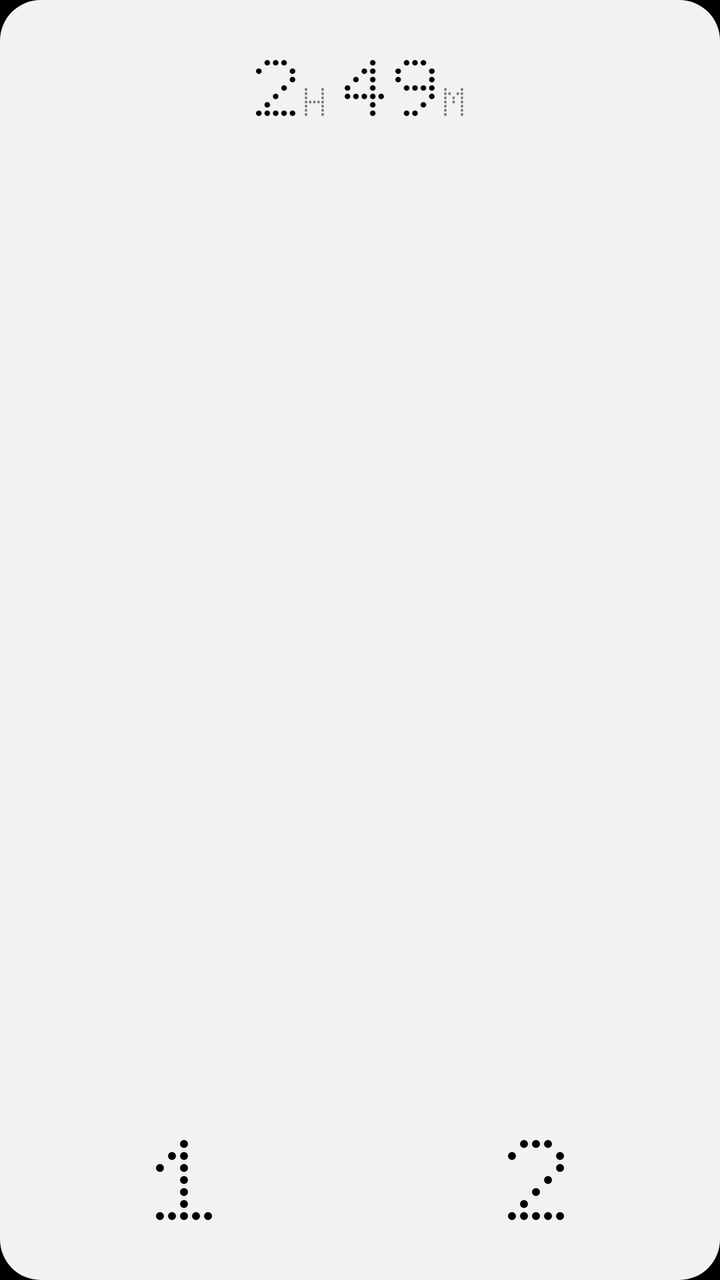
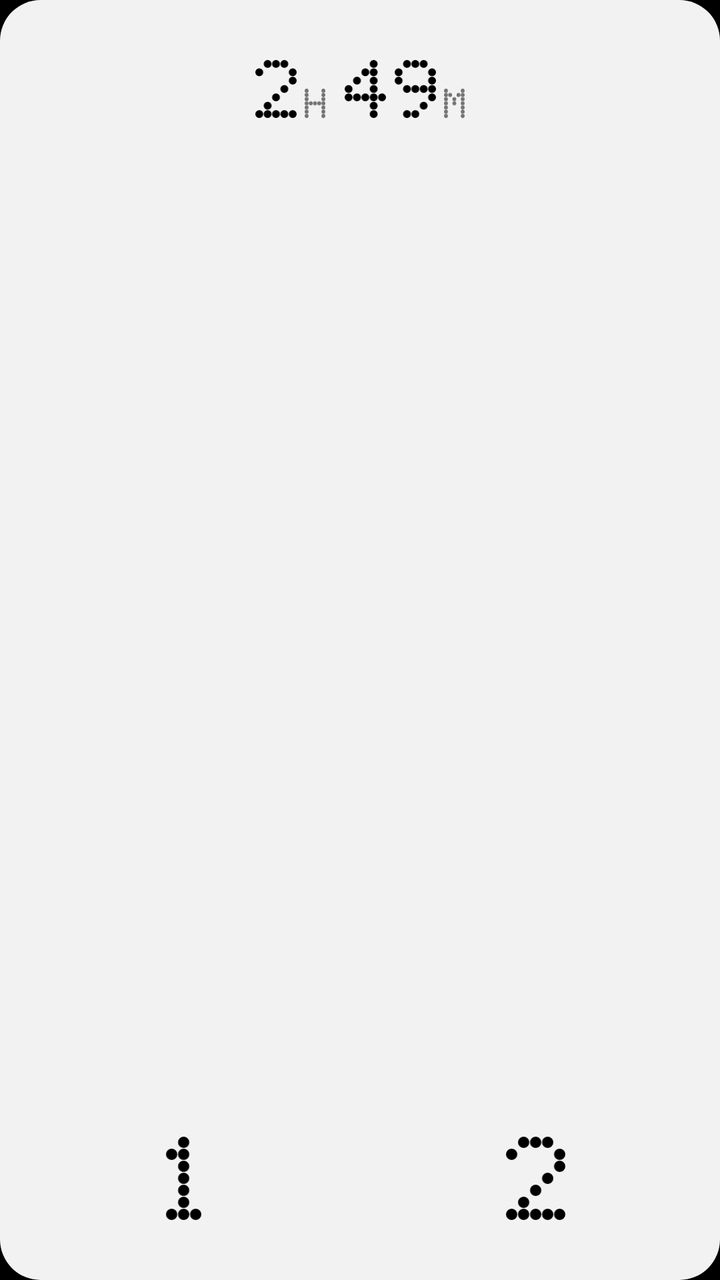

Compare the two renders of this Android layout. The source of the first and the diff that turns it into the second are given below.
<!-- AndroidManifest.xml: application theme Theme.Doppler -->
<!-- res/layout/widget_square.xml -->
<?xml version="1.0" encoding="utf-8"?>
<FrameLayout xmlns:android="http://schemas.android.com/apk/res/android"
    android:id="@android:id/background"
    android:layout_width="match_parent"
    android:layout_height="match_parent"
    android:background="@drawable/widget_bg_square">
    <LinearLayout android:id="@+id/idle" android:layout_width="match_parent" android:layout_height="match_parent"
        android:orientation="vertical" android:padding="4dp">
        <FrameLayout android:id="@+id/time" android:layout_width="match_parent" android:layout_height="0dp" android:layout_weight="1"
            android:background="@drawable/widget_press_square" android:contentDescription="Screen time">
            <LinearLayout android:id="@+id/clock" android:layout_width="wrap_content" android:layout_height="wrap_content"
                android:layout_gravity="top|center_horizontal" android:layout_marginTop="26dp"
                android:orientation="horizontal" android:baselineAligned="false" android:importantForAccessibility="no">
                <LinearLayout android:id="@+id/hours" android:layout_width="wrap_content" android:layout_height="wrap_content"
                    android:orientation="horizontal" android:baselineAligned="false">
                    <ImageView android:id="@+id/h1" android:layout_width="19.57dp" android:layout_height="27.97dp" android:visibility="gone"
                        android:layout_marginEnd="5.63dp" android:src="@drawable/dots_1" android:tint="@color/widget_fg" />
                    <ImageView android:id="@+id/h2" android:layout_width="19.57dp" android:layout_height="27.97dp"
                        android:src="@drawable/dots_2" android:tint="@color/widget_fg" />
                    <ImageView android:id="@+id/hletter" android:layout_width="9.79dp" android:layout_height="13.99dp" android:layout_gravity="bottom"
                        android:layout_marginStart="4.83dp" android:layout_marginEnd="10.4dp"
                        android:src="@drawable/dots_h" android:tint="@color/widget_dim" />
                </LinearLayout>
                <ImageView android:id="@+id/m1" android:layout_width="19.57dp" android:layout_height="27.97dp"
                    android:layout_marginEnd="5.63dp" android:src="@drawable/dots_4" android:tint="@color/widget_fg" />
                <ImageView android:id="@+id/m2" android:layout_width="19.57dp" android:layout_height="27.97dp"
                    android:src="@drawable/dots_9" android:tint="@color/widget_fg" />
                <ImageView android:id="@+id/mletter" android:layout_width="9.79dp" android:layout_height="13.99dp" android:layout_gravity="bottom"
                    android:layout_marginStart="4.83dp" android:src="@drawable/dots_m" android:tint="@color/widget_dim" />
            </LinearLayout>
        </FrameLayout>
        <LinearLayout android:layout_width="match_parent" android:layout_height="0dp" android:layout_weight="1"
            android:orientation="horizontal">
            <FrameLayout android:id="@+id/slot1" android:layout_width="0dp" android:layout_height="match_parent" android:layout_weight="1"
                android:background="@drawable/widget_press_square" android:contentDescription="Play 1">
                <ImageView android:layout_width="27.96dp" android:layout_height="39.96dp" android:layout_gravity="bottom|center_horizontal" android:layout_marginBottom="26dp"
                    android:src="@drawable/dots_1" android:tint="@color/widget_fg" android:importantForAccessibility="no" />
            </FrameLayout>
            <FrameLayout android:id="@+id/slot2" android:layout_width="0dp" android:layout_height="match_parent" android:layout_weight="1"
                android:background="@drawable/widget_press_square" android:contentDescription="Play 2">
                <ImageView android:layout_width="27.96dp" android:layout_height="39.96dp" android:layout_gravity="bottom|center_horizontal" android:layout_marginBottom="26dp"
                    android:src="@drawable/dots_2" android:tint="@color/widget_fg" android:importantForAccessibility="no" />
            </FrameLayout>
        </LinearLayout>
    </LinearLayout>
    <FrameLayout android:id="@+id/live" android:layout_width="match_parent" android:layout_height="match_parent" android:visibility="gone">
        
        <LinearLayout android:layout_width="match_parent" android:layout_height="match_parent" android:orientation="vertical"
            android:paddingStart="14dp" android:paddingTop="14dp" android:paddingEnd="14dp" android:paddingBottom="10dp">
            <ImageView android:id="@+id/cover" android:layout_width="84dp" android:layout_height="84dp"
                android:scaleType="centerCrop" android:src="@drawable/widget_cover" android:importantForAccessibility="no" />
            <TextView android:id="@+id/title" android:layout_width="match_parent" android:layout_height="0dp" android:layout_weight="1"
                android:layout_marginTop="8dp" android:gravity="bottom|start"
                android:textSize="19sp" android:textColor="@color/widget_fg"
                android:maxLines="5" android:ellipsize="end" android:lineSpacingMultiplier="0.95" android:includeFontPadding="false"
                android:autoSizeTextType="uniform" android:autoSizeMinTextSize="10sp" android:autoSizeMaxTextSize="19sp"
                android:autoSizeStepGranularity="1sp" />
            <TextView android:id="@+id/artist" android:layout_width="match_parent" android:layout_height="19dp"
                android:layout_marginTop="2dp" android:gravity="top|start"
                android:textSize="13sp" android:textColor="@color/widget_dim"
                android:maxLines="1" android:ellipsize="end" android:includeFontPadding="false"
                android:autoSizeTextType="uniform" android:autoSizeMinTextSize="10sp" android:autoSizeMaxTextSize="13sp"
                android:autoSizeStepGranularity="0.5sp" />
        </LinearLayout>
        <LinearLayout android:layout_width="match_parent" android:layout_height="match_parent" android:orientation="horizontal"
            android:padding="4dp">
            <FrameLayout android:id="@+id/prev" android:layout_width="0dp" android:layout_height="match_parent" android:layout_weight="3"
                android:background="@drawable/widget_press_square" android:contentDescription="Back" />
            <FrameLayout android:id="@+id/pause" android:layout_width="0dp" android:layout_height="match_parent" android:layout_weight="4"
                android:background="@drawable/widget_press_square" android:contentDescription="Pause" />
            <FrameLayout android:id="@+id/next" android:layout_width="0dp" android:layout_height="match_parent" android:layout_weight="3"
                android:background="@drawable/widget_press_square" android:contentDescription="Skip" />
        </LinearLayout>
        <FrameLayout android:id="@+id/open" android:layout_width="44dp" android:layout_height="44dp" android:layout_gravity="top|end"
            android:layout_margin="4dp" android:background="@drawable/widget_press_square" android:contentDescription="Open playlist">
            <ImageView android:id="@+id/lit" android:layout_width="10.25dp" android:layout_height="14.65dp" android:layout_gravity="top|end"
                android:layout_marginTop="10dp" android:layout_marginEnd="10dp"
                android:src="@drawable/dots_1" android:tint="@color/nothing_red" android:importantForAccessibility="no" />
        </FrameLayout>
    </FrameLayout>
</FrameLayout>
<!-- resources referenced by this layout -->
<resources>
  <!-- drawable dots_1 (drawable) -->
  <?xml version="1.0" encoding="utf-8"?>
  <vector xmlns:android="http://schemas.android.com/apk/res/android"
      android:width="23.30dp" android:height="33.30dp"
      android:viewportWidth="46.60" android:viewportHeight="66.60">
      <path android:fillColor="#FFFFFFFF" android:pathData="M20.00,3.30a3.30,3.30 0 1,0 6.60,0a3.30,3.30 0 1,0 -6.60,0M10.00,13.30a3.30,3.30 0 1,0 6.60,0a3.30,3.30 0 1,0 -6.60,0M20.00,13.30a3.30,3.30 0 1,0 6.60,0a3.30,3.30 0 1,0 -6.60,0M0.00,23.30a3.30,3.30 0 1,0 6.60,0a3.30,3.30 0 1,0 -6.60,0M20.00,23.30a3.30,3.30 0 1,0 6.60,0a3.30,3.30 0 1,0 -6.60,0M20.00,33.30a3.30,3.30 0 1,0 6.60,0a3.30,3.30 0 1,0 -6.60,0M20.00,43.30a3.30,3.30 0 1,0 6.60,0a3.30,3.30 0 1,0 -6.60,0M20.00,53.30a3.30,3.30 0 1,0 6.60,0a3.30,3.30 0 1,0 -6.60,0M0.00,63.30a3.30,3.30 0 1,0 6.60,0a3.30,3.30 0 1,0 -6.60,0M10.00,63.30a3.30,3.30 0 1,0 6.60,0a3.30,3.30 0 1,0 -6.60,0M20.00,63.30a3.30,3.30 0 1,0 6.60,0a3.30,3.30 0 1,0 -6.60,0M30.00,63.30a3.30,3.30 0 1,0 6.60,0a3.30,3.30 0 1,0 -6.60,0M40.00,63.30a3.30,3.30 0 1,0 6.60,0a3.30,3.30 0 1,0 -6.60,0" />
  </vector>
  <!-- drawable dots_2 (drawable) -->
  <?xml version="1.0" encoding="utf-8"?>
  <vector xmlns:android="http://schemas.android.com/apk/res/android"
      android:width="23.30dp" android:height="33.30dp"
      android:viewportWidth="46.60" android:viewportHeight="66.60">
      <path android:fillColor="#FFFFFFFF" android:pathData="M10.00,3.30a3.30,3.30 0 1,0 6.60,0a3.30,3.30 0 1,0 -6.60,0M20.00,3.30a3.30,3.30 0 1,0 6.60,0a3.30,3.30 0 1,0 -6.60,0M30.00,3.30a3.30,3.30 0 1,0 6.60,0a3.30,3.30 0 1,0 -6.60,0M0.00,13.30a3.30,3.30 0 1,0 6.60,0a3.30,3.30 0 1,0 -6.60,0M40.00,13.30a3.30,3.30 0 1,0 6.60,0a3.30,3.30 0 1,0 -6.60,0M40.00,23.30a3.30,3.30 0 1,0 6.60,0a3.30,3.30 0 1,0 -6.60,0M30.00,33.30a3.30,3.30 0 1,0 6.60,0a3.30,3.30 0 1,0 -6.60,0M20.00,43.30a3.30,3.30 0 1,0 6.60,0a3.30,3.30 0 1,0 -6.60,0M10.00,53.30a3.30,3.30 0 1,0 6.60,0a3.30,3.30 0 1,0 -6.60,0M0.00,63.30a3.30,3.30 0 1,0 6.60,0a3.30,3.30 0 1,0 -6.60,0M10.00,63.30a3.30,3.30 0 1,0 6.60,0a3.30,3.30 0 1,0 -6.60,0M20.00,63.30a3.30,3.30 0 1,0 6.60,0a3.30,3.30 0 1,0 -6.60,0M30.00,63.30a3.30,3.30 0 1,0 6.60,0a3.30,3.30 0 1,0 -6.60,0M40.00,63.30a3.30,3.30 0 1,0 6.60,0a3.30,3.30 0 1,0 -6.60,0" />
  </vector>
  <!-- drawable dots_4 (drawable) -->
  <?xml version="1.0" encoding="utf-8"?>
  <vector xmlns:android="http://schemas.android.com/apk/res/android"
      android:width="23.30dp" android:height="33.30dp"
      android:viewportWidth="46.60" android:viewportHeight="66.60">
      <path android:fillColor="#FFFFFFFF" android:pathData="M30.00,3.30a3.30,3.30 0 1,0 6.60,0a3.30,3.30 0 1,0 -6.60,0M20.00,13.30a3.30,3.30 0 1,0 6.60,0a3.30,3.30 0 1,0 -6.60,0M30.00,13.30a3.30,3.30 0 1,0 6.60,0a3.30,3.30 0 1,0 -6.60,0M10.00,23.30a3.30,3.30 0 1,0 6.60,0a3.30,3.30 0 1,0 -6.60,0M30.00,23.30a3.30,3.30 0 1,0 6.60,0a3.30,3.30 0 1,0 -6.60,0M0.00,33.30a3.30,3.30 0 1,0 6.60,0a3.30,3.30 0 1,0 -6.60,0M30.00,33.30a3.30,3.30 0 1,0 6.60,0a3.30,3.30 0 1,0 -6.60,0M0.00,43.30a3.30,3.30 0 1,0 6.60,0a3.30,3.30 0 1,0 -6.60,0M10.00,43.30a3.30,3.30 0 1,0 6.60,0a3.30,3.30 0 1,0 -6.60,0M20.00,43.30a3.30,3.30 0 1,0 6.60,0a3.30,3.30 0 1,0 -6.60,0M30.00,43.30a3.30,3.30 0 1,0 6.60,0a3.30,3.30 0 1,0 -6.60,0M40.00,43.30a3.30,3.30 0 1,0 6.60,0a3.30,3.30 0 1,0 -6.60,0M30.00,53.30a3.30,3.30 0 1,0 6.60,0a3.30,3.30 0 1,0 -6.60,0M30.00,63.30a3.30,3.30 0 1,0 6.60,0a3.30,3.30 0 1,0 -6.60,0" />
  </vector>
  <!-- drawable dots_9 (drawable) -->
  <?xml version="1.0" encoding="utf-8"?>
  <vector xmlns:android="http://schemas.android.com/apk/res/android"
      android:width="23.30dp" android:height="33.30dp"
      android:viewportWidth="46.60" android:viewportHeight="66.60">
      <path android:fillColor="#FFFFFFFF" android:pathData="M10.00,3.30a3.30,3.30 0 1,0 6.60,0a3.30,3.30 0 1,0 -6.60,0M20.00,3.30a3.30,3.30 0 1,0 6.60,0a3.30,3.30 0 1,0 -6.60,0M30.00,3.30a3.30,3.30 0 1,0 6.60,0a3.30,3.30 0 1,0 -6.60,0M0.00,13.30a3.30,3.30 0 1,0 6.60,0a3.30,3.30 0 1,0 -6.60,0M40.00,13.30a3.30,3.30 0 1,0 6.60,0a3.30,3.30 0 1,0 -6.60,0M0.00,23.30a3.30,3.30 0 1,0 6.60,0a3.30,3.30 0 1,0 -6.60,0M40.00,23.30a3.30,3.30 0 1,0 6.60,0a3.30,3.30 0 1,0 -6.60,0M10.00,33.30a3.30,3.30 0 1,0 6.60,0a3.30,3.30 0 1,0 -6.60,0M20.00,33.30a3.30,3.30 0 1,0 6.60,0a3.30,3.30 0 1,0 -6.60,0M30.00,33.30a3.30,3.30 0 1,0 6.60,0a3.30,3.30 0 1,0 -6.60,0M40.00,33.30a3.30,3.30 0 1,0 6.60,0a3.30,3.30 0 1,0 -6.60,0M40.00,43.30a3.30,3.30 0 1,0 6.60,0a3.30,3.30 0 1,0 -6.60,0M30.00,53.30a3.30,3.30 0 1,0 6.60,0a3.30,3.30 0 1,0 -6.60,0M10.00,63.30a3.30,3.30 0 1,0 6.60,0a3.30,3.30 0 1,0 -6.60,0M20.00,63.30a3.30,3.30 0 1,0 6.60,0a3.30,3.30 0 1,0 -6.60,0" />
  </vector>
  <!-- drawable dots_h (drawable) -->
  <?xml version="1.0" encoding="utf-8"?>
  <vector xmlns:android="http://schemas.android.com/apk/res/android"
      android:width="23.30dp" android:height="33.30dp"
      android:viewportWidth="46.60" android:viewportHeight="66.60">
      <path android:fillColor="#FFFFFFFF" android:pathData="M0.00,3.30a3.30,3.30 0 1,0 6.60,0a3.30,3.30 0 1,0 -6.60,0M40.00,3.30a3.30,3.30 0 1,0 6.60,0a3.30,3.30 0 1,0 -6.60,0M0.00,13.30a3.30,3.30 0 1,0 6.60,0a3.30,3.30 0 1,0 -6.60,0M40.00,13.30a3.30,3.30 0 1,0 6.60,0a3.30,3.30 0 1,0 -6.60,0M0.00,23.30a3.30,3.30 0 1,0 6.60,0a3.30,3.30 0 1,0 -6.60,0M40.00,23.30a3.30,3.30 0 1,0 6.60,0a3.30,3.30 0 1,0 -6.60,0M0.00,33.30a3.30,3.30 0 1,0 6.60,0a3.30,3.30 0 1,0 -6.60,0M10.00,33.30a3.30,3.30 0 1,0 6.60,0a3.30,3.30 0 1,0 -6.60,0M20.00,33.30a3.30,3.30 0 1,0 6.60,0a3.30,3.30 0 1,0 -6.60,0M30.00,33.30a3.30,3.30 0 1,0 6.60,0a3.30,3.30 0 1,0 -6.60,0M40.00,33.30a3.30,3.30 0 1,0 6.60,0a3.30,3.30 0 1,0 -6.60,0M0.00,43.30a3.30,3.30 0 1,0 6.60,0a3.30,3.30 0 1,0 -6.60,0M40.00,43.30a3.30,3.30 0 1,0 6.60,0a3.30,3.30 0 1,0 -6.60,0M0.00,53.30a3.30,3.30 0 1,0 6.60,0a3.30,3.30 0 1,0 -6.60,0M40.00,53.30a3.30,3.30 0 1,0 6.60,0a3.30,3.30 0 1,0 -6.60,0M0.00,63.30a3.30,3.30 0 1,0 6.60,0a3.30,3.30 0 1,0 -6.60,0M40.00,63.30a3.30,3.30 0 1,0 6.60,0a3.30,3.30 0 1,0 -6.60,0" />
  </vector>
  <!-- drawable dots_m (drawable) -->
  <?xml version="1.0" encoding="utf-8"?>
  <vector xmlns:android="http://schemas.android.com/apk/res/android"
      android:width="23.30dp" android:height="33.30dp"
      android:viewportWidth="46.60" android:viewportHeight="66.60">
      <path android:fillColor="#FFFFFFFF" android:pathData="M0.00,3.30a3.30,3.30 0 1,0 6.60,0a3.30,3.30 0 1,0 -6.60,0M40.00,3.30a3.30,3.30 0 1,0 6.60,0a3.30,3.30 0 1,0 -6.60,0M0.00,13.30a3.30,3.30 0 1,0 6.60,0a3.30,3.30 0 1,0 -6.60,0M10.00,13.30a3.30,3.30 0 1,0 6.60,0a3.30,3.30 0 1,0 -6.60,0M30.00,13.30a3.30,3.30 0 1,0 6.60,0a3.30,3.30 0 1,0 -6.60,0M40.00,13.30a3.30,3.30 0 1,0 6.60,0a3.30,3.30 0 1,0 -6.60,0M0.00,23.30a3.30,3.30 0 1,0 6.60,0a3.30,3.30 0 1,0 -6.60,0M20.00,23.30a3.30,3.30 0 1,0 6.60,0a3.30,3.30 0 1,0 -6.60,0M40.00,23.30a3.30,3.30 0 1,0 6.60,0a3.30,3.30 0 1,0 -6.60,0M0.00,33.30a3.30,3.30 0 1,0 6.60,0a3.30,3.30 0 1,0 -6.60,0M20.00,33.30a3.30,3.30 0 1,0 6.60,0a3.30,3.30 0 1,0 -6.60,0M40.00,33.30a3.30,3.30 0 1,0 6.60,0a3.30,3.30 0 1,0 -6.60,0M0.00,43.30a3.30,3.30 0 1,0 6.60,0a3.30,3.30 0 1,0 -6.60,0M40.00,43.30a3.30,3.30 0 1,0 6.60,0a3.30,3.30 0 1,0 -6.60,0M0.00,53.30a3.30,3.30 0 1,0 6.60,0a3.30,3.30 0 1,0 -6.60,0M40.00,53.30a3.30,3.30 0 1,0 6.60,0a3.30,3.30 0 1,0 -6.60,0M0.00,63.30a3.30,3.30 0 1,0 6.60,0a3.30,3.30 0 1,0 -6.60,0M40.00,63.30a3.30,3.30 0 1,0 6.60,0a3.30,3.30 0 1,0 -6.60,0" />
  </vector>
  <!-- unchanged entries left out for length: 10 -->
</resources>

<!-- the commit's change to res/layout/widget_square.xml (unified diff, before → after) -->
@@ -13,32 +13,32 @@
                 android:orientation="horizontal" android:baselineAligned="false" android:importantForAccessibility="no">
                 <LinearLayout android:id="@+id/hours" android:layout_width="wrap_content" android:layout_height="wrap_content"
                     android:orientation="horizontal" android:baselineAligned="false">
-                    <ImageView android:id="@+id/h1" android:layout_width="19.57dp" android:layout_height="27.97dp" android:visibility="gone"
-                        android:layout_marginEnd="5.63dp" android:src="@drawable/dots_1" android:tint="@color/widget_fg" />
-                    <ImageView android:id="@+id/h2" android:layout_width="19.57dp" android:layout_height="27.97dp"
+                    <ImageView android:id="@+id/h1" android:layout_width="20.75dp" android:layout_height="29.15dp" android:visibility="gone"
+                        android:layout_marginEnd="4.45dp" android:src="@drawable/dots_1" android:tint="@color/widget_fg" />
+                    <ImageView android:id="@+id/h2" android:layout_width="20.75dp" android:layout_height="29.15dp"
                         android:src="@drawable/dots_2" android:tint="@color/widget_fg" />
-                    <ImageView android:id="@+id/hletter" android:layout_width="9.79dp" android:layout_height="13.99dp" android:layout_gravity="bottom"
-                        android:layout_marginStart="4.83dp" android:layout_marginEnd="10.4dp"
+                    <ImageView android:id="@+id/hletter" android:layout_width="10.37dp" android:layout_height="14.57dp" android:layout_gravity="bottom"
+                        android:layout_marginStart="3.95dp" android:layout_marginEnd="9.52dp"
                         android:src="@drawable/dots_h" android:tint="@color/widget_dim" />
                 </LinearLayout>
-                <ImageView android:id="@+id/m1" android:layout_width="19.57dp" android:layout_height="27.97dp"
-                    android:layout_marginEnd="5.63dp" android:src="@drawable/dots_4" android:tint="@color/widget_fg" />
-                <ImageView android:id="@+id/m2" android:layout_width="19.57dp" android:layout_height="27.97dp"
+                <ImageView android:id="@+id/m1" android:layout_width="20.75dp" android:layout_height="29.15dp"
+                    android:layout_marginEnd="4.45dp" android:src="@drawable/dots_4" android:tint="@color/widget_fg" />
+                <ImageView android:id="@+id/m2" android:layout_width="20.75dp" android:layout_height="29.15dp"
                     android:src="@drawable/dots_9" android:tint="@color/widget_fg" />
-                <ImageView android:id="@+id/mletter" android:layout_width="9.79dp" android:layout_height="13.99dp" android:layout_gravity="bottom"
-                    android:layout_marginStart="4.83dp" android:src="@drawable/dots_m" android:tint="@color/widget_dim" />
+                <ImageView android:id="@+id/mletter" android:layout_width="10.37dp" android:layout_height="14.57dp" android:layout_gravity="bottom"
+                    android:layout_marginStart="3.95dp" android:src="@drawable/dots_m" android:tint="@color/widget_dim" />
             </LinearLayout>
         </FrameLayout>
         <LinearLayout android:layout_width="match_parent" android:layout_height="0dp" android:layout_weight="1"
             android:orientation="horizontal">
             <FrameLayout android:id="@+id/slot1" android:layout_width="0dp" android:layout_height="match_parent" android:layout_weight="1"
                 android:background="@drawable/widget_press_square" android:contentDescription="Play 1">
-                <ImageView android:layout_width="27.96dp" android:layout_height="39.96dp" android:layout_gravity="bottom|center_horizontal" android:layout_marginBottom="26dp"
+                <ImageView android:layout_width="29.64dp" android:layout_height="41.64dp" android:layout_gravity="bottom|center_horizontal" android:layout_marginBottom="26dp"
                     android:src="@drawable/dots_1" android:tint="@color/widget_fg" android:importantForAccessibility="no" />
             </FrameLayout>
             <FrameLayout android:id="@+id/slot2" android:layout_width="0dp" android:layout_height="match_parent" android:layout_weight="1"
                 android:background="@drawable/widget_press_square" android:contentDescription="Play 2">
-                <ImageView android:layout_width="27.96dp" android:layout_height="39.96dp" android:layout_gravity="bottom|center_horizontal" android:layout_marginBottom="26dp"
+                <ImageView android:layout_width="29.64dp" android:layout_height="41.64dp" android:layout_gravity="bottom|center_horizontal" android:layout_marginBottom="26dp"
                     android:src="@drawable/dots_2" android:tint="@color/widget_fg" android:importantForAccessibility="no" />
             </FrameLayout>
         </LinearLayout>
@@ -73,7 +73,7 @@
         </LinearLayout>
         <FrameLayout android:id="@+id/open" android:layout_width="44dp" android:layout_height="44dp" android:layout_gravity="top|end"
             android:layout_margin="4dp" android:background="@drawable/widget_press_square" android:contentDescription="Open playlist">
-            <ImageView android:id="@+id/lit" android:layout_width="10.25dp" android:layout_height="14.65dp" android:layout_gravity="top|end"
+            <ImageView android:id="@+id/lit" android:layout_width="10.87dp" android:layout_height="15.27dp" android:layout_gravity="top|end"
                 android:layout_marginTop="10dp" android:layout_marginEnd="10dp"
                 android:src="@drawable/dots_1" android:tint="@color/nothing_red" android:importantForAccessibility="no" />
         </FrameLayout>
<!-- resource entries referenced after the edit -->
@@ -3,44 +3,44 @@
   <!-- drawable dots_1 (drawable) -->
   <?xml version="1.0" encoding="utf-8"?>
   <vector xmlns:android="http://schemas.android.com/apk/res/android"
-      android:width="23.30dp" android:height="33.30dp"
-      android:viewportWidth="46.60" android:viewportHeight="66.60">
-      <path android:fillColor="#FFFFFFFF" android:pathData="M20.00,3.30a3.30,3.30 0 1,0 6.60,0a3.30,3.30 0 1,0 -6.60,0M10.00,13.30a3.30,3.30 0 1,0 6.60,0a3.30,3.30 0 1,0 -6.60,0M20.00,13.30a3.30,3.30 0 1,0 6.60,0a3.30,3.30 0 1,0 -6.60,0M0.00,23.30a3.30,3.30 0 1,0 6.60,0a3.30,3.30 0 1,0 -6.60,0M20.00,23.30a3.30,3.30 0 1,0 6.60,0a3.30,3.30 0 1,0 -6.60,0M20.00,33.30a3.30,3.30 0 1,0 6.60,0a3.30,3.30 0 1,0 -6.60,0M20.00,43.30a3.30,3.30 0 1,0 6.60,0a3.30,3.30 0 1,0 -6.60,0M20.00,53.30a3.30,3.30 0 1,0 6.60,0a3.30,3.30 0 1,0 -6.60,0M0.00,63.30a3.30,3.30 0 1,0 6.60,0a3.30,3.30 0 1,0 -6.60,0M10.00,63.30a3.30,3.30 0 1,0 6.60,0a3.30,3.30 0 1,0 -6.60,0M20.00,63.30a3.30,3.30 0 1,0 6.60,0a3.30,3.30 0 1,0 -6.60,0M30.00,63.30a3.30,3.30 0 1,0 6.60,0a3.30,3.30 0 1,0 -6.60,0M40.00,63.30a3.30,3.30 0 1,0 6.60,0a3.30,3.30 0 1,0 -6.60,0" />
+      android:width="24.70dp" android:height="34.70dp"
+      android:viewportWidth="49.40" android:viewportHeight="69.40">
+      <path android:fillColor="#FFFFFFFF" android:pathData="M20.00,4.70a4.70,4.70 0 1,0 9.40,0a4.70,4.70 0 1,0 -9.40,0M10.00,14.70a4.70,4.70 0 1,0 9.40,0a4.70,4.70 0 1,0 -9.40,0M20.00,14.70a4.70,4.70 0 1,0 9.40,0a4.70,4.70 0 1,0 -9.40,0M20.00,24.70a4.70,4.70 0 1,0 9.40,0a4.70,4.70 0 1,0 -9.40,0M20.00,34.70a4.70,4.70 0 1,0 9.40,0a4.70,4.70 0 1,0 -9.40,0M20.00,44.70a4.70,4.70 0 1,0 9.40,0a4.70,4.70 0 1,0 -9.40,0M20.00,54.70a4.70,4.70 0 1,0 9.40,0a4.70,4.70 0 1,0 -9.40,0M10.00,64.70a4.70,4.70 0 1,0 9.40,0a4.70,4.70 0 1,0 -9.40,0M20.00,64.70a4.70,4.70 0 1,0 9.40,0a4.70,4.70 0 1,0 -9.40,0M30.00,64.70a4.70,4.70 0 1,0 9.40,0a4.70,4.70 0 1,0 -9.40,0" />
   </vector>
   <!-- drawable dots_2 (drawable) -->
   <?xml version="1.0" encoding="utf-8"?>
   <vector xmlns:android="http://schemas.android.com/apk/res/android"
-      android:width="23.30dp" android:height="33.30dp"
-      android:viewportWidth="46.60" android:viewportHeight="66.60">
-      <path android:fillColor="#FFFFFFFF" android:pathData="M10.00,3.30a3.30,3.30 0 1,0 6.60,0a3.30,3.30 0 1,0 -6.60,0M20.00,3.30a3.30,3.30 0 1,0 6.60,0a3.30,3.30 0 1,0 -6.60,0M30.00,3.30a3.30,3.30 0 1,0 6.60,0a3.30,3.30 0 1,0 -6.60,0M0.00,13.30a3.30,3.30 0 1,0 6.60,0a3.30,3.30 0 1,0 -6.60,0M40.00,13.30a3.30,3.30 0 1,0 6.60,0a3.30,3.30 0 1,0 -6.60,0M40.00,23.30a3.30,3.30 0 1,0 6.60,0a3.30,3.30 0 1,0 -6.60,0M30.00,33.30a3.30,3.30 0 1,0 6.60,0a3.30,3.30 0 1,0 -6.60,0M20.00,43.30a3.30,3.30 0 1,0 6.60,0a3.30,3.30 0 1,0 -6.60,0M10.00,53.30a3.30,3.30 0 1,0 6.60,0a3.30,3.30 0 1,0 -6.60,0M0.00,63.30a3.30,3.30 0 1,0 6.60,0a3.30,3.30 0 1,0 -6.60,0M10.00,63.30a3.30,3.30 0 1,0 6.60,0a3.30,3.30 0 1,0 -6.60,0M20.00,63.30a3.30,3.30 0 1,0 6.60,0a3.30,3.30 0 1,0 -6.60,0M30.00,63.30a3.30,3.30 0 1,0 6.60,0a3.30,3.30 0 1,0 -6.60,0M40.00,63.30a3.30,3.30 0 1,0 6.60,0a3.30,3.30 0 1,0 -6.60,0" />
+      android:width="24.70dp" android:height="34.70dp"
+      android:viewportWidth="49.40" android:viewportHeight="69.40">
+      <path android:fillColor="#FFFFFFFF" android:pathData="M10.00,4.70a4.70,4.70 0 1,0 9.40,0a4.70,4.70 0 1,0 -9.40,0M20.00,4.70a4.70,4.70 0 1,0 9.40,0a4.70,4.70 0 1,0 -9.40,0M30.00,4.70a4.70,4.70 0 1,0 9.40,0a4.70,4.70 0 1,0 -9.40,0M0.00,14.70a4.70,4.70 0 1,0 9.40,0a4.70,4.70 0 1,0 -9.40,0M40.00,14.70a4.70,4.70 0 1,0 9.40,0a4.70,4.70 0 1,0 -9.40,0M40.00,24.70a4.70,4.70 0 1,0 9.40,0a4.70,4.70 0 1,0 -9.40,0M30.00,34.70a4.70,4.70 0 1,0 9.40,0a4.70,4.70 0 1,0 -9.40,0M20.00,44.70a4.70,4.70 0 1,0 9.40,0a4.70,4.70 0 1,0 -9.40,0M10.00,54.70a4.70,4.70 0 1,0 9.40,0a4.70,4.70 0 1,0 -9.40,0M0.00,64.70a4.70,4.70 0 1,0 9.40,0a4.70,4.70 0 1,0 -9.40,0M10.00,64.70a4.70,4.70 0 1,0 9.40,0a4.70,4.70 0 1,0 -9.40,0M20.00,64.70a4.70,4.70 0 1,0 9.40,0a4.70,4.70 0 1,0 -9.40,0M30.00,64.70a4.70,4.70 0 1,0 9.40,0a4.70,4.70 0 1,0 -9.40,0M40.00,64.70a4.70,4.70 0 1,0 9.40,0a4.70,4.70 0 1,0 -9.40,0" />
   </vector>
   <!-- drawable dots_4 (drawable) -->
   <?xml version="1.0" encoding="utf-8"?>
   <vector xmlns:android="http://schemas.android.com/apk/res/android"
-      android:width="23.30dp" android:height="33.30dp"
-      android:viewportWidth="46.60" android:viewportHeight="66.60">
-      <path android:fillColor="#FFFFFFFF" android:pathData="M30.00,3.30a3.30,3.30 0 1,0 6.60,0a3.30,3.30 0 1,0 -6.60,0M20.00,13.30a3.30,3.30 0 1,0 6.60,0a3.30,3.30 0 1,0 -6.60,0M30.00,13.30a3.30,3.30 0 1,0 6.60,0a3.30,3.30 0 1,0 -6.60,0M10.00,23.30a3.30,3.30 0 1,0 6.60,0a3.30,3.30 0 1,0 -6.60,0M30.00,23.30a3.30,3.30 0 1,0 6.60,0a3.30,3.30 0 1,0 -6.60,0M0.00,33.30a3.30,3.30 0 1,0 6.60,0a3.30,3.30 0 1,0 -6.60,0M30.00,33.30a3.30,3.30 0 1,0 6.60,0a3.30,3.30 0 1,0 -6.60,0M0.00,43.30a3.30,3.30 0 1,0 6.60,0a3.30,3.30 0 1,0 -6.60,0M10.00,43.30a3.30,3.30 0 1,0 6.60,0a3.30,3.30 0 1,0 -6.60,0M20.00,43.30a3.30,3.30 0 1,0 6.60,0a3.30,3.30 0 1,0 -6.60,0M30.00,43.30a3.30,3.30 0 1,0 6.60,0a3.30,3.30 0 1,0 -6.60,0M40.00,43.30a3.30,3.30 0 1,0 6.60,0a3.30,3.30 0 1,0 -6.60,0M30.00,53.30a3.30,3.30 0 1,0 6.60,0a3.30,3.30 0 1,0 -6.60,0M30.00,63.30a3.30,3.30 0 1,0 6.60,0a3.30,3.30 0 1,0 -6.60,0" />
+      android:width="24.70dp" android:height="34.70dp"
+      android:viewportWidth="49.40" android:viewportHeight="69.40">
+      <path android:fillColor="#FFFFFFFF" android:pathData="M30.00,4.70a4.70,4.70 0 1,0 9.40,0a4.70,4.70 0 1,0 -9.40,0M20.00,14.70a4.70,4.70 0 1,0 9.40,0a4.70,4.70 0 1,0 -9.40,0M30.00,14.70a4.70,4.70 0 1,0 9.40,0a4.70,4.70 0 1,0 -9.40,0M10.00,24.70a4.70,4.70 0 1,0 9.40,0a4.70,4.70 0 1,0 -9.40,0M30.00,24.70a4.70,4.70 0 1,0 9.40,0a4.70,4.70 0 1,0 -9.40,0M0.00,34.70a4.70,4.70 0 1,0 9.40,0a4.70,4.70 0 1,0 -9.40,0M30.00,34.70a4.70,4.70 0 1,0 9.40,0a4.70,4.70 0 1,0 -9.40,0M0.00,44.70a4.70,4.70 0 1,0 9.40,0a4.70,4.70 0 1,0 -9.40,0M10.00,44.70a4.70,4.70 0 1,0 9.40,0a4.70,4.70 0 1,0 -9.40,0M20.00,44.70a4.70,4.70 0 1,0 9.40,0a4.70,4.70 0 1,0 -9.40,0M30.00,44.70a4.70,4.70 0 1,0 9.40,0a4.70,4.70 0 1,0 -9.40,0M40.00,44.70a4.70,4.70 0 1,0 9.40,0a4.70,4.70 0 1,0 -9.40,0M30.00,54.70a4.70,4.70 0 1,0 9.40,0a4.70,4.70 0 1,0 -9.40,0M30.00,64.70a4.70,4.70 0 1,0 9.40,0a4.70,4.70 0 1,0 -9.40,0" />
   </vector>
   <!-- drawable dots_9 (drawable) -->
   <?xml version="1.0" encoding="utf-8"?>
   <vector xmlns:android="http://schemas.android.com/apk/res/android"
-      android:width="23.30dp" android:height="33.30dp"
-      android:viewportWidth="46.60" android:viewportHeight="66.60">
-      <path android:fillColor="#FFFFFFFF" android:pathData="M10.00,3.30a3.30,3.30 0 1,0 6.60,0a3.30,3.30 0 1,0 -6.60,0M20.00,3.30a3.30,3.30 0 1,0 6.60,0a3.30,3.30 0 1,0 -6.60,0M30.00,3.30a3.30,3.30 0 1,0 6.60,0a3.30,3.30 0 1,0 -6.60,0M0.00,13.30a3.30,3.30 0 1,0 6.60,0a3.30,3.30 0 1,0 -6.60,0M40.00,13.30a3.30,3.30 0 1,0 6.60,0a3.30,3.30 0 1,0 -6.60,0M0.00,23.30a3.30,3.30 0 1,0 6.60,0a3.30,3.30 0 1,0 -6.60,0M40.00,23.30a3.30,3.30 0 1,0 6.60,0a3.30,3.30 0 1,0 -6.60,0M10.00,33.30a3.30,3.30 0 1,0 6.60,0a3.30,3.30 0 1,0 -6.60,0M20.00,33.30a3.30,3.30 0 1,0 6.60,0a3.30,3.30 0 1,0 -6.60,0M30.00,33.30a3.30,3.30 0 1,0 6.60,0a3.30,3.30 0 1,0 -6.60,0M40.00,33.30a3.30,3.30 0 1,0 6.60,0a3.30,3.30 0 1,0 -6.60,0M40.00,43.30a3.30,3.30 0 1,0 6.60,0a3.30,3.30 0 1,0 -6.60,0M30.00,53.30a3.30,3.30 0 1,0 6.60,0a3.30,3.30 0 1,0 -6.60,0M10.00,63.30a3.30,3.30 0 1,0 6.60,0a3.30,3.30 0 1,0 -6.60,0M20.00,63.30a3.30,3.30 0 1,0 6.60,0a3.30,3.30 0 1,0 -6.60,0" />
+      android:width="24.70dp" android:height="34.70dp"
+      android:viewportWidth="49.40" android:viewportHeight="69.40">
+      <path android:fillColor="#FFFFFFFF" android:pathData="M10.00,4.70a4.70,4.70 0 1,0 9.40,0a4.70,4.70 0 1,0 -9.40,0M20.00,4.70a4.70,4.70 0 1,0 9.40,0a4.70,4.70 0 1,0 -9.40,0M30.00,4.70a4.70,4.70 0 1,0 9.40,0a4.70,4.70 0 1,0 -9.40,0M0.00,14.70a4.70,4.70 0 1,0 9.40,0a4.70,4.70 0 1,0 -9.40,0M40.00,14.70a4.70,4.70 0 1,0 9.40,0a4.70,4.70 0 1,0 -9.40,0M0.00,24.70a4.70,4.70 0 1,0 9.40,0a4.70,4.70 0 1,0 -9.40,0M40.00,24.70a4.70,4.70 0 1,0 9.40,0a4.70,4.70 0 1,0 -9.40,0M10.00,34.70a4.70,4.70 0 1,0 9.40,0a4.70,4.70 0 1,0 -9.40,0M20.00,34.70a4.70,4.70 0 1,0 9.40,0a4.70,4.70 0 1,0 -9.40,0M30.00,34.70a4.70,4.70 0 1,0 9.40,0a4.70,4.70 0 1,0 -9.40,0M40.00,34.70a4.70,4.70 0 1,0 9.40,0a4.70,4.70 0 1,0 -9.40,0M40.00,44.70a4.70,4.70 0 1,0 9.40,0a4.70,4.70 0 1,0 -9.40,0M30.00,54.70a4.70,4.70 0 1,0 9.40,0a4.70,4.70 0 1,0 -9.40,0M10.00,64.70a4.70,4.70 0 1,0 9.40,0a4.70,4.70 0 1,0 -9.40,0M20.00,64.70a4.70,4.70 0 1,0 9.40,0a4.70,4.70 0 1,0 -9.40,0" />
   </vector>
   <!-- drawable dots_h (drawable) -->
   <?xml version="1.0" encoding="utf-8"?>
   <vector xmlns:android="http://schemas.android.com/apk/res/android"
-      android:width="23.30dp" android:height="33.30dp"
-      android:viewportWidth="46.60" android:viewportHeight="66.60">
-      <path android:fillColor="#FFFFFFFF" android:pathData="M0.00,3.30a3.30,3.30 0 1,0 6.60,0a3.30,3.30 0 1,0 -6.60,0M40.00,3.30a3.30,3.30 0 1,0 6.60,0a3.30,3.30 0 1,0 -6.60,0M0.00,13.30a3.30,3.30 0 1,0 6.60,0a3.30,3.30 0 1,0 -6.60,0M40.00,13.30a3.30,3.30 0 1,0 6.60,0a3.30,3.30 0 1,0 -6.60,0M0.00,23.30a3.30,3.30 0 1,0 6.60,0a3.30,3.30 0 1,0 -6.60,0M40.00,23.30a3.30,3.30 0 1,0 6.60,0a3.30,3.30 0 1,0 -6.60,0M0.00,33.30a3.30,3.30 0 1,0 6.60,0a3.30,3.30 0 1,0 -6.60,0M10.00,33.30a3.30,3.30 0 1,0 6.60,0a3.30,3.30 0 1,0 -6.60,0M20.00,33.30a3.30,3.30 0 1,0 6.60,0a3.30,3.30 0 1,0 -6.60,0M30.00,33.30a3.30,3.30 0 1,0 6.60,0a3.30,3.30 0 1,0 -6.60,0M40.00,33.30a3.30,3.30 0 1,0 6.60,0a3.30,3.30 0 1,0 -6.60,0M0.00,43.30a3.30,3.30 0 1,0 6.60,0a3.30,3.30 0 1,0 -6.60,0M40.00,43.30a3.30,3.30 0 1,0 6.60,0a3.30,3.30 0 1,0 -6.60,0M0.00,53.30a3.30,3.30 0 1,0 6.60,0a3.30,3.30 0 1,0 -6.60,0M40.00,53.30a3.30,3.30 0 1,0 6.60,0a3.30,3.30 0 1,0 -6.60,0M0.00,63.30a3.30,3.30 0 1,0 6.60,0a3.30,3.30 0 1,0 -6.60,0M40.00,63.30a3.30,3.30 0 1,0 6.60,0a3.30,3.30 0 1,0 -6.60,0" />
+      android:width="24.70dp" android:height="34.70dp"
+      android:viewportWidth="49.40" android:viewportHeight="69.40">
+      <path android:fillColor="#FFFFFFFF" android:pathData="M0.00,4.70a4.70,4.70 0 1,0 9.40,0a4.70,4.70 0 1,0 -9.40,0M40.00,4.70a4.70,4.70 0 1,0 9.40,0a4.70,4.70 0 1,0 -9.40,0M0.00,14.70a4.70,4.70 0 1,0 9.40,0a4.70,4.70 0 1,0 -9.40,0M40.00,14.70a4.70,4.70 0 1,0 9.40,0a4.70,4.70 0 1,0 -9.40,0M0.00,24.70a4.70,4.70 0 1,0 9.40,0a4.70,4.70 0 1,0 -9.40,0M40.00,24.70a4.70,4.70 0 1,0 9.40,0a4.70,4.70 0 1,0 -9.40,0M0.00,34.70a4.70,4.70 0 1,0 9.40,0a4.70,4.70 0 1,0 -9.40,0M10.00,34.70a4.70,4.70 0 1,0 9.40,0a4.70,4.70 0 1,0 -9.40,0M20.00,34.70a4.70,4.70 0 1,0 9.40,0a4.70,4.70 0 1,0 -9.40,0M30.00,34.70a4.70,4.70 0 1,0 9.40,0a4.70,4.70 0 1,0 -9.40,0M40.00,34.70a4.70,4.70 0 1,0 9.40,0a4.70,4.70 0 1,0 -9.40,0M0.00,44.70a4.70,4.70 0 1,0 9.40,0a4.70,4.70 0 1,0 -9.40,0M40.00,44.70a4.70,4.70 0 1,0 9.40,0a4.70,4.70 0 1,0 -9.40,0M0.00,54.70a4.70,4.70 0 1,0 9.40,0a4.70,4.70 0 1,0 -9.40,0M40.00,54.70a4.70,4.70 0 1,0 9.40,0a4.70,4.70 0 1,0 -9.40,0M0.00,64.70a4.70,4.70 0 1,0 9.40,0a4.70,4.70 0 1,0 -9.40,0M40.00,64.70a4.70,4.70 0 1,0 9.40,0a4.70,4.70 0 1,0 -9.40,0" />
   </vector>
   <!-- drawable dots_m (drawable) -->
   <?xml version="1.0" encoding="utf-8"?>
   <vector xmlns:android="http://schemas.android.com/apk/res/android"
-      android:width="23.30dp" android:height="33.30dp"
-      android:viewportWidth="46.60" android:viewportHeight="66.60">
-      <path android:fillColor="#FFFFFFFF" android:pathData="M0.00,3.30a3.30,3.30 0 1,0 6.60,0a3.30,3.30 0 1,0 -6.60,0M40.00,3.30a3.30,3.30 0 1,0 6.60,0a3.30,3.30 0 1,0 -6.60,0M0.00,13.30a3.30,3.30 0 1,0 6.60,0a3.30,3.30 0 1,0 -6.60,0M10.00,13.30a3.30,3.30 0 1,0 6.60,0a3.30,3.30 0 1,0 -6.60,0M30.00,13.30a3.30,3.30 0 1,0 6.60,0a3.30,3.30 0 1,0 -6.60,0M40.00,13.30a3.30,3.30 0 1,0 6.60,0a3.30,3.30 0 1,0 -6.60,0M0.00,23.30a3.30,3.30 0 1,0 6.60,0a3.30,3.30 0 1,0 -6.60,0M20.00,23.30a3.30,3.30 0 1,0 6.60,0a3.30,3.30 0 1,0 -6.60,0M40.00,23.30a3.30,3.30 0 1,0 6.60,0a3.30,3.30 0 1,0 -6.60,0M0.00,33.30a3.30,3.30 0 1,0 6.60,0a3.30,3.30 0 1,0 -6.60,0M20.00,33.30a3.30,3.30 0 1,0 6.60,0a3.30,3.30 0 1,0 -6.60,0M40.00,33.30a3.30,3.30 0 1,0 6.60,0a3.30,3.30 0 1,0 -6.60,0M0.00,43.30a3.30,3.30 0 1,0 6.60,0a3.30,3.30 0 1,0 -6.60,0M40.00,43.30a3.30,3.30 0 1,0 6.60,0a3.30,3.30 0 1,0 -6.60,0M0.00,53.30a3.30,3.30 0 1,0 6.60,0a3.30,3.30 0 1,0 -6.60,0M40.00,53.30a3.30,3.30 0 1,0 6.60,0a3.30,3.30 0 1,0 -6.60,0M0.00,63.30a3.30,3.30 0 1,0 6.60,0a3.30,3.30 0 1,0 -6.60,0M40.00,63.30a3.30,3.30 0 1,0 6.60,0a3.30,3.30 0 1,0 -6.60,0" />
+      android:width="24.70dp" android:height="34.70dp"
+      android:viewportWidth="49.40" android:viewportHeight="69.40">
+      <path android:fillColor="#FFFFFFFF" android:pathData="M0.00,4.70a4.70,4.70 0 1,0 9.40,0a4.70,4.70 0 1,0 -9.40,0M40.00,4.70a4.70,4.70 0 1,0 9.40,0a4.70,4.70 0 1,0 -9.40,0M0.00,14.70a4.70,4.70 0 1,0 9.40,0a4.70,4.70 0 1,0 -9.40,0M10.00,14.70a4.70,4.70 0 1,0 9.40,0a4.70,4.70 0 1,0 -9.40,0M30.00,14.70a4.70,4.70 0 1,0 9.40,0a4.70,4.70 0 1,0 -9.40,0M40.00,14.70a4.70,4.70 0 1,0 9.40,0a4.70,4.70 0 1,0 -9.40,0M0.00,24.70a4.70,4.70 0 1,0 9.40,0a4.70,4.70 0 1,0 -9.40,0M20.00,24.70a4.70,4.70 0 1,0 9.40,0a4.70,4.70 0 1,0 -9.40,0M40.00,24.70a4.70,4.70 0 1,0 9.40,0a4.70,4.70 0 1,0 -9.40,0M0.00,34.70a4.70,4.70 0 1,0 9.40,0a4.70,4.70 0 1,0 -9.40,0M20.00,34.70a4.70,4.70 0 1,0 9.40,0a4.70,4.70 0 1,0 -9.40,0M40.00,34.70a4.70,4.70 0 1,0 9.40,0a4.70,4.70 0 1,0 -9.40,0M0.00,44.70a4.70,4.70 0 1,0 9.40,0a4.70,4.70 0 1,0 -9.40,0M40.00,44.70a4.70,4.70 0 1,0 9.40,0a4.70,4.70 0 1,0 -9.40,0M0.00,54.70a4.70,4.70 0 1,0 9.40,0a4.70,4.70 0 1,0 -9.40,0M40.00,54.70a4.70,4.70 0 1,0 9.40,0a4.70,4.70 0 1,0 -9.40,0M0.00,64.70a4.70,4.70 0 1,0 9.40,0a4.70,4.70 0 1,0 -9.40,0M40.00,64.70a4.70,4.70 0 1,0 9.40,0a4.70,4.70 0 1,0 -9.40,0" />
   </vector>
   <!-- unchanged entries left out for length: 10 -->
 </resources>
